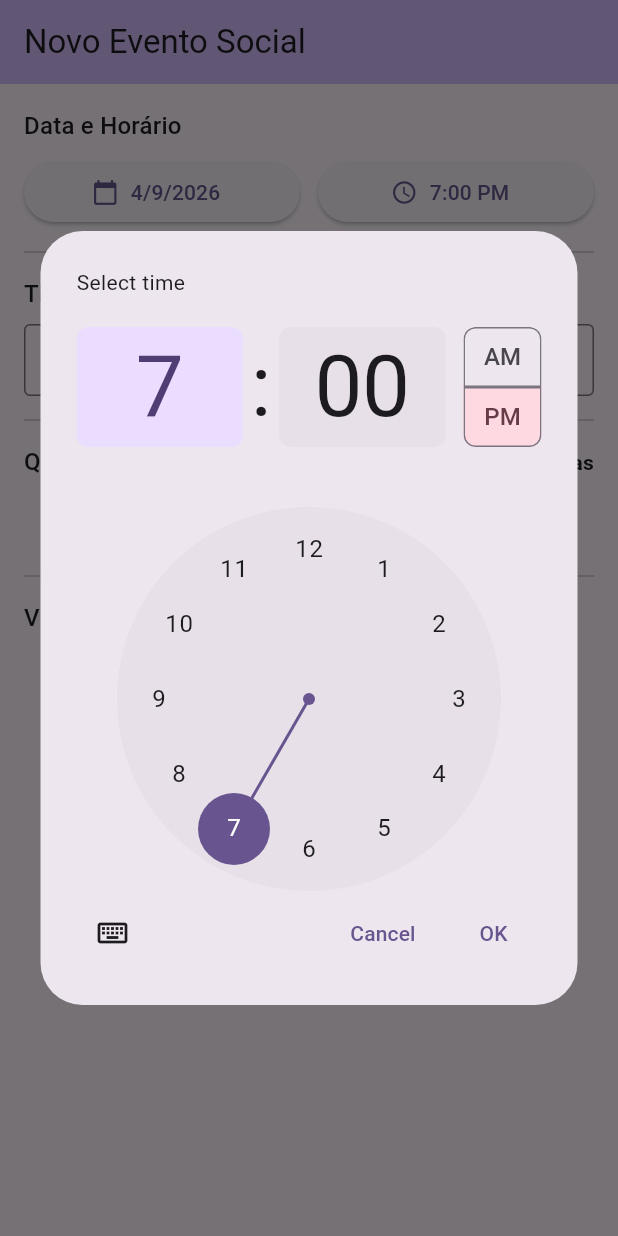
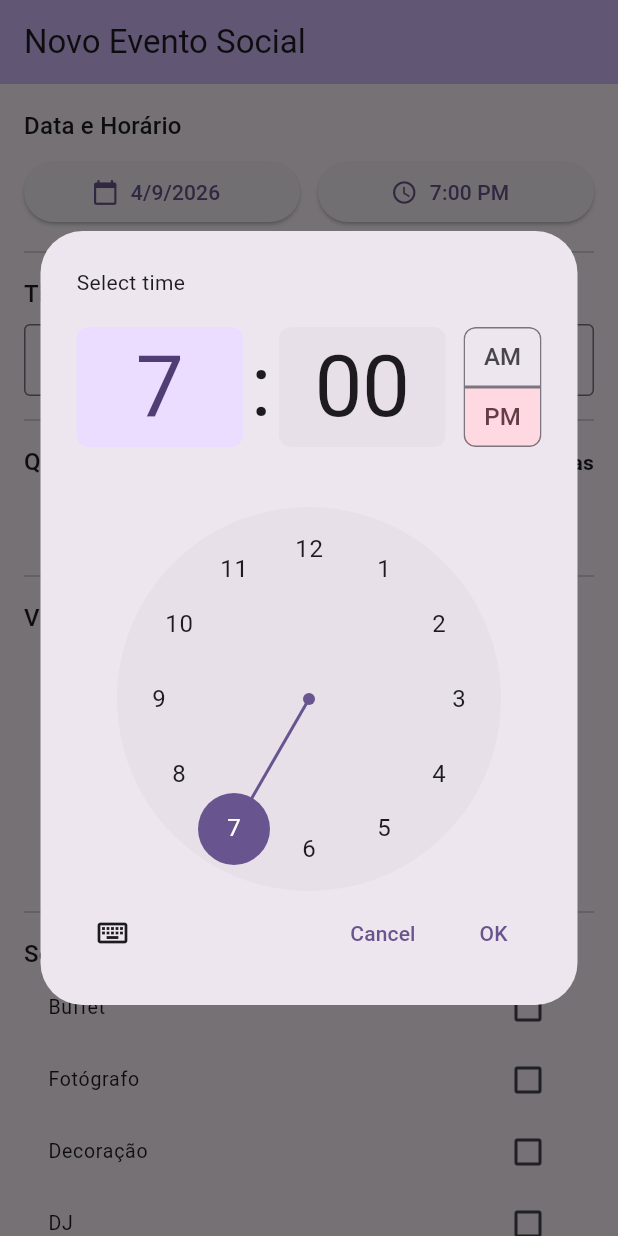
Before and after one commit to MatheusKlein525/MaterialSelectionPack, a Flutter app: the screen it shows after launch, after a tap on an icon or button, on a phone screen of 412 x 824 dp. Run offline on Flutter 3.47's test engine with Material 3 defaults, Android fonts, the phone set to English and light mode, and no system bars.

Commit message:
Implementado CheckBox em Serviços Adicionais

```diff
--- a/lib/main.dart
+++ b/lib/main.dart
@@ -31,19 +31,25 @@
 enum Visibilidade { public, private, vip }
 
 class _AgendamentoEventoTelaState extends State<AgendamentoEventoTela> {
-
   static final DateTime _dataPadrao = DateTime.now();
   static const TimeOfDay _horarioPadrao = TimeOfDay(hour: 19, minute: 0);
   static const String _tipoPadrao = 'Aniversário';
   static const double _convidadosPadrao = 50.0;
   static const Visibilidade _visibilidadePadrao = Visibilidade.private;
 
+  static const Map<String, bool> _servicosPadrao = {
+    'Buffet': false,
+    'Fotógrafo': false,
+    'Decoração': false,
+    'DJ': false,
+  };
 
   late DateTime _dataSelecionada;
   late TimeOfDay _horarioSelecionado;
   late String _tipoEventoSelecionado;
   late double _quantidadeConvidados;
   late Visibilidade _visibilidadeSelecionada;
+  late Map<String, bool> _servicosSelecionados;
 
   @override
   void initState() {
@@ -58,7 +64,24 @@
       _tipoEventoSelecionado = _tipoPadrao;
       _quantidadeConvidados = _convidadosPadrao;
       _visibilidadeSelecionada = _visibilidadePadrao;
+      _servicosSelecionados = Map<String, bool>.from(_servicosPadrao);
     });
+    print('[DEBUG] Formulario resetado para os valores padrão');
+  }
+
+  void _salvarFormulario() {
+    print('===================================');
+    print('       RESUMO DO AGENDAMENTO       ');
+    print('===================================');
+    print(
+      'Data: ${_dataSelecionada.day}/${_dataSelecionada.month}/${_dataSelecionada.year}',
+    );
+    print('Horário: ${_horarioSelecionado.format(context)}');
+    print('Tipo de Evento: $_tipoEventoSelecionado');
+    print('Estimativa de convidados: ${_quantidadeConvidados.round()}');
+    print('Visibilidade: $_visibilidadeSelecionada');
+    print('Serviços Adicionais: $_servicosSelecionados');
+    print('=========================');
   }
 
   Future<void> _selecionarData(BuildContext context) async {
@@ -107,7 +130,6 @@
         child: Column(
           crossAxisAlignment: CrossAxisAlignment.start,
           children: [
-
             Text(
               'Data e Horário',
               style: Theme.of(context).textTheme.titleMedium,
@@ -135,7 +157,6 @@
               ],
             ),
             const Divider(height: 32),
-
 
             Text(
               'Tipo de Evento',
@@ -170,7 +191,6 @@
             ),
             const Divider(height: 32),
 
-
             Row(
               mainAxisAlignment: MainAxisAlignment.spaceBetween,
               children: [
@@ -198,7 +218,6 @@
               },
             ),
             const Divider(height: 32),
-
 
             Text(
               'Visibilidade do Evento',
@@ -237,6 +256,30 @@
                 ],
               ),
             ),
+            const Divider(height: 32),
+
+            Text(
+              'Serviços Adicionais',
+              style: Theme.of(context).textTheme.titleMedium,
+            ),
+            Column(
+              children: _servicosSelecionados.keys.map((servico) {
+                return CheckboxListTile(
+                  dense: true,
+                  title: Text(servico),
+                  value: _servicosSelecionados[servico],
+                  onChanged: (bool? marcado) {
+                    setState(() {
+                      _servicosSelecionados[servico] = marcado ?? false;
+                    });
+                    print(
+                      '[DEBUG - Checkbox] Serviço "$servico" alterado para: $marcado',
+                    );
+                  },
+                );
+              }).toList(),
+            ),
+            const Divider(height: 32),
           ],
         ),
       ),
```
